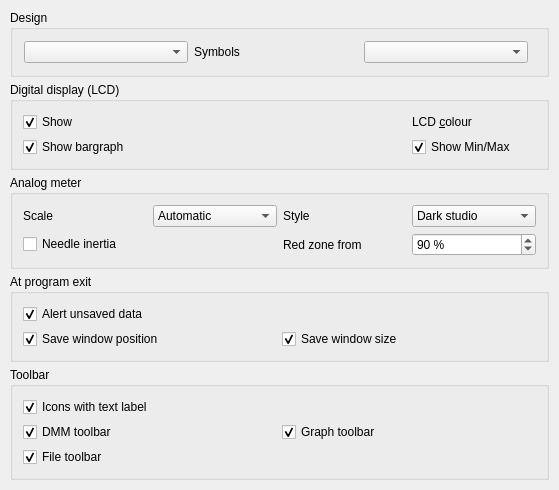
redPanther/QtDMM, file src/ui/forms/uiguiprefs.ui: the form before one commit.
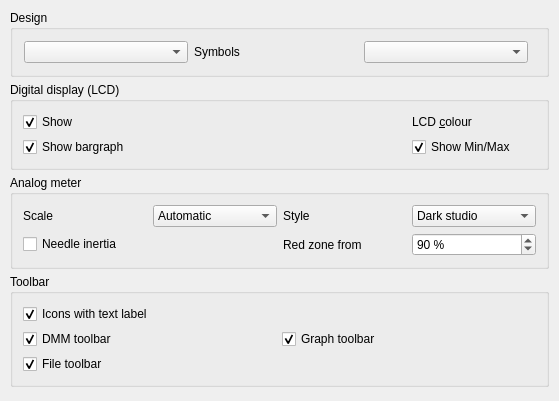
The form after the commit. Custom widgets are drawn as their Qt base class.

Patch:
```diff
--- a/src/ui/forms/uiguiprefs.ui
+++ b/src/ui/forms/uiguiprefs.ui
@@ -369,174 +369,6 @@
      </layout>
     </widget>
    </item>
-   <item>
-    <widget class="QGroupBox" name="GroupBox4_2">
-     <property name="title">
-      <string>At program exit</string>
-     </property>
-     <layout class="QGridLayout">
-      <property name="leftMargin">
-       <number>10</number>
-      </property>
-      <property name="topMargin">
-       <number>10</number>
-      </property>
-      <property name="rightMargin">
-       <number>10</number>
-      </property>
-      <property name="bottomMargin">
-       <number>10</number>
-      </property>
-      <property name="spacing">
-       <number>5</number>
-      </property>
-      <item row="0" column="0" colspan="2">
-       <layout class="QHBoxLayout">
-        <property name="spacing">
-         <number>0</number>
-        </property>
-        <property name="leftMargin">
-         <number>0</number>
-        </property>
-        <property name="topMargin">
-         <number>0</number>
-        </property>
-        <property name="rightMargin">
-         <number>0</number>
-        </property>
-        <property name="bottomMargin">
-         <number>0</number>
-        </property>
-        <item>
-         <widget class="QCheckBox" name="ui_alertUnsavedData">
-          <property name="whatsThis">
-           <string>When this option is checked QtDMM will alert you if you are going to overwrite or loose unsaved data (import, quit).</string>
-          </property>
-          <property name="text">
-           <string>Alert unsaved data</string>
-          </property>
-          <property name="checked">
-           <bool>true</bool>
-          </property>
-         </widget>
-        </item>
-        <item>
-         <spacer name="Spacer1_10">
-          <property name="orientation">
-           <enum>Qt::Horizontal</enum>
-          </property>
-          <property name="sizeType">
-           <enum>QSizePolicy::MinimumExpanding</enum>
-          </property>
-          <property name="sizeHint" stdset="0">
-           <size>
-            <width>20</width>
-            <height>20</height>
-           </size>
-          </property>
-         </spacer>
-        </item>
-       </layout>
-      </item>
-      <item row="1" column="0">
-       <layout class="QHBoxLayout">
-        <property name="spacing">
-         <number>0</number>
-        </property>
-        <property name="leftMargin">
-         <number>0</number>
-        </property>
-        <property name="topMargin">
-         <number>0</number>
-        </property>
-        <property name="rightMargin">
-         <number>0</number>
-        </property>
-        <property name="bottomMargin">
-         <number>0</number>
-        </property>
-        <item>
-         <widget class="QCheckBox" name="ui_saveWindowPos">
-          <property name="whatsThis">
-           <string>When this option is checked the window position and size saved and restored in the next session.</string>
-          </property>
-          <property name="text">
-           <string>Save window position</string>
-          </property>
-          <property name="checked">
-           <bool>true</bool>
-          </property>
-         </widget>
-        </item>
-        <item>
-         <spacer name="Spacer2_3">
-          <property name="orientation">
-           <enum>Qt::Horizontal</enum>
-          </property>
-          <property name="sizeType">
-           <enum>QSizePolicy::MinimumExpanding</enum>
-          </property>
-          <property name="sizeHint" stdset="0">
-           <size>
-            <width>20</width>
-            <height>20</height>
-           </size>
-          </property>
-         </spacer>
-        </item>
-       </layout>
-      </item>
-      <item row="1" column="1">
-       <layout class="QHBoxLayout">
-        <property name="spacing">
-         <number>0</number>
-        </property>
-        <property name="leftMargin">
-         <number>0</number>
-        </property>
-        <property name="topMargin">
-         <number>0</number>
-        </property>
-        <property name="rightMargin">
-         <number>0</number>
-        </property>
-        <property name="bottomMargin">
-         <number>0</number>
-        </property>
-        <item>
-         <widget class="QCheckBox" name="ui_saveWindowSize">
-          <property name="whatsThis">
-           <string>When this option is checked the window position and size saved and restored in the next session.</string>
-          </property>
-          <property name="text">
-           <string>Save window size</string>
-          </property>
-          <property name="checked">
-           <bool>true</bool>
-          </property>
-         </widget>
-        </item>
-        <item>
-         <spacer name="Spacer2_3_2">
-          <property name="orientation">
-           <enum>Qt::Horizontal</enum>
-          </property>
-          <property name="sizeType">
-           <enum>QSizePolicy::MinimumExpanding</enum>
-          </property>
-          <property name="sizeHint" stdset="0">
-           <size>
-            <width>20</width>
-            <height>20</height>
-           </size>
-          </property>
-         </spacer>
-        </item>
-       </layout>
-      </item>
-     </layout>
-    </widget>
-   </item>
    <item>
     <widget class="QGroupBox" name="ButtonGroup12_2">
      <property name="title">
```
Left out of the diff: 3 changed lines with no effect on the pictures.
